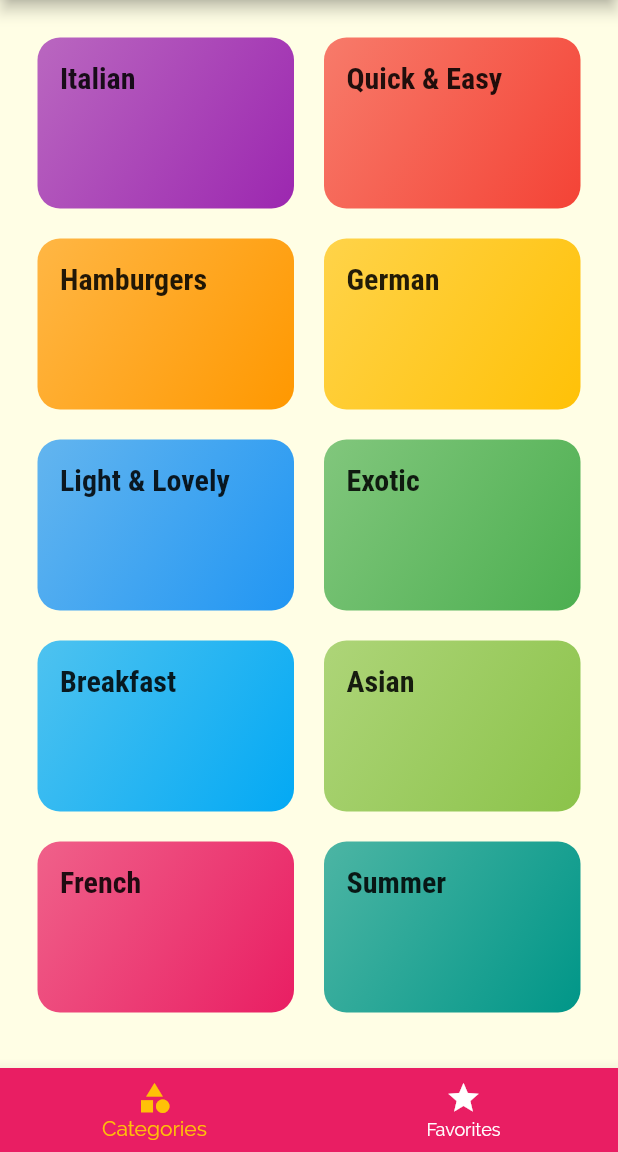
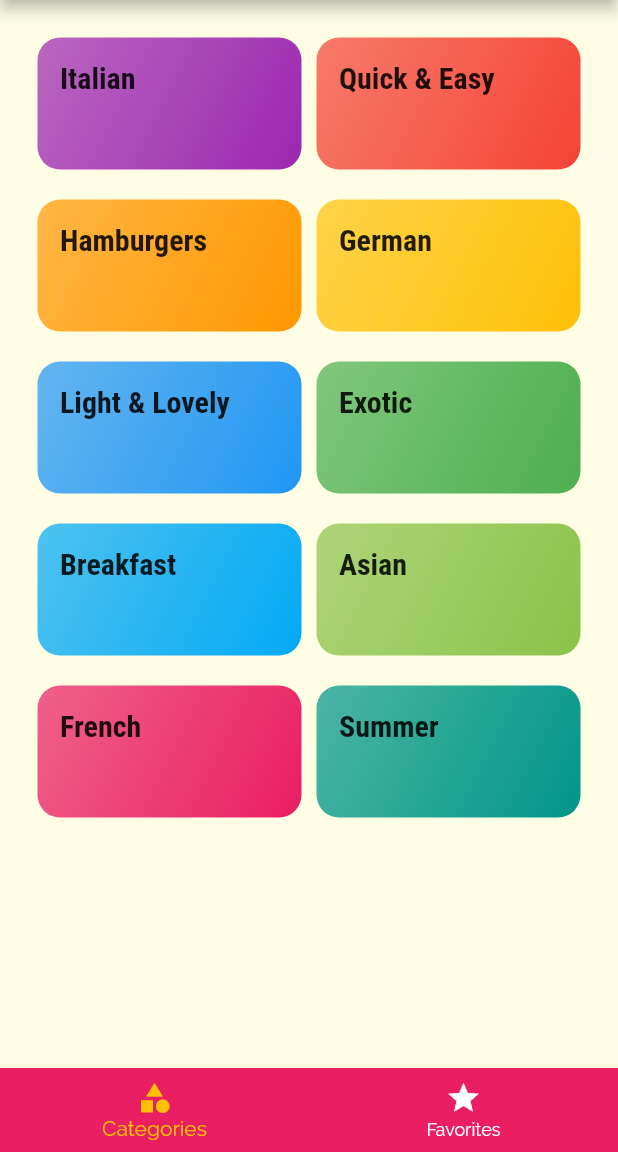
Before and after one commit to mohamed-reda/meals_app, a Flutter app: the screen it shows after launch, on a phone screen of 412 x 824 dp, the part 84-1236 px from its top. Run offline on Flutter 3.47's test engine with Material 2 defaults, Android fonts, the phone set to English and light mode, and no system bars.

Commit message:
add docs 1

```diff
--- a/lib/main.dart
+++ b/lib/main.dart
@@ -7,7 +7,6 @@ import './screens/category_meals_screen.dart';
 import './screens/filters_screen.dart';
 import './screens/categories_screen.dart';
 import './models/meal.dart';
-
 void main() {
   runApp(
     new MaterialApp(
@@ -20,7 +19,6 @@ class MyApp extends StatefulWidget {
   @override
   _MyAppState createState() => _MyAppState();
 }
-
 class _MyAppState extends State<MyApp> {
   Map<String, bool> _filters = {
     'gluten': false,
--- a/lib/screens/categories_screen.dart
+++ b/lib/screens/categories_screen.dart
@@ -19,9 +19,9 @@ class CategoriesScreen extends StatelessWidget {
           .toList(),
       gridDelegate: SliverGridDelegateWithMaxCrossAxisExtent(
         maxCrossAxisExtent: 200,
-        childAspectRatio: 3 / 2,
-        crossAxisSpacing: 20,
-        mainAxisSpacing: 20,
+        childAspectRatio: 4/2,//width, height
+        crossAxisSpacing: 10,//width
+        mainAxisSpacing: 20,//height
       ),
     );
   }
```
